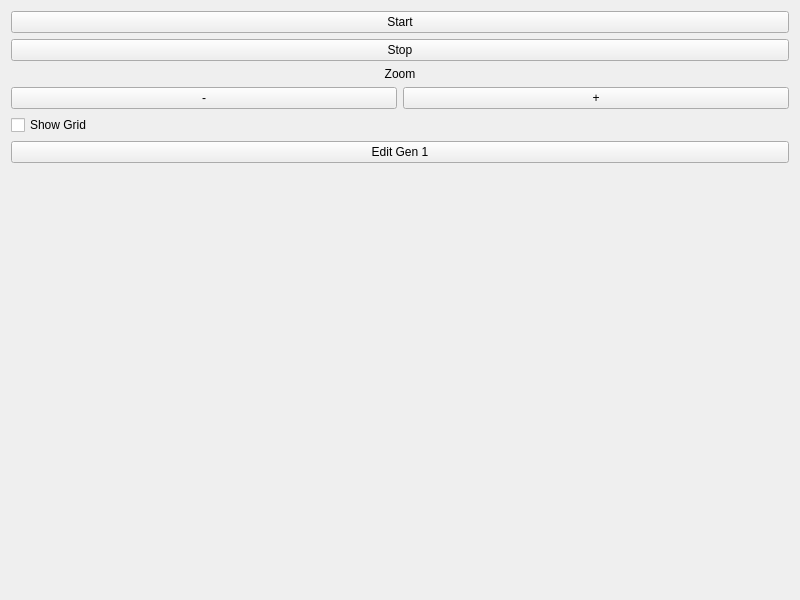
The window that widget.ui (Arthur-P-Dent/Conways-Game-of-Life) describes before a commit, drawn with Qt 5.
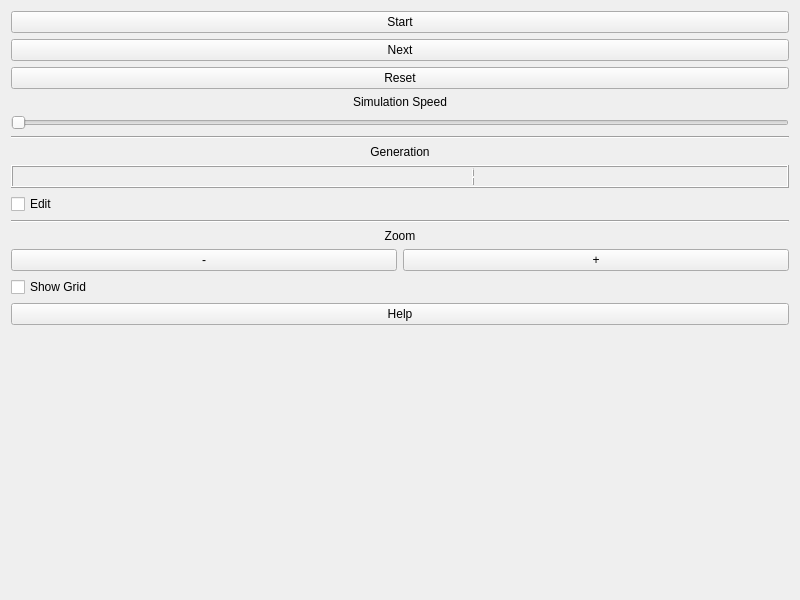
The same window after the commit.

Patch:
```diff
--- a/widget.ui
+++ b/widget.ui
@@ -29,12 +29,86 @@
      <item>
       <widget class="QPushButton" name="stop_bttn">
        <property name="text">
-        <string>Stop</string>
+        <string>Next</string>
        </property>
       </widget>
      </item>
      <item>
-      <widget class="QLabel" name="label">
+      <widget class="QPushButton" name="reset_bttn">
+       <property name="text">
+        <string>Reset</string>
+       </property>
+      </widget>
+     </item>
+     <item>
+      <widget class="QLabel" name="simSpeed_lbl">
+       <property name="text">
+        <string>Simulation Speed</string>
+       </property>
+       <property name="alignment">
+        <set>Qt::AlignCenter</set>
+       </property>
+      </widget>
+     </item>
+     <item>
+      <widget class="QSlider" name="simSpeed_sldr">
+       <property name="sizePolicy">
+        <sizepolicy hsizetype="Minimum" vsizetype="Fixed">
+         <horstretch>0</horstretch>
+         <verstretch>0</verstretch>
+        </sizepolicy>
+       </property>
+       <property name="orientation">
+        <enum>Qt::Horizontal</enum>
+       </property>
+      </widget>
+     </item>
+     <item>
+      <widget class="Line" name="line">
+       <property name="orientation">
+        <enum>Qt::Horizontal</enum>
+       </property>
+      </widget>
+     </item>
+     <item>
+      <widget class="QLabel" name="generation_lbl">
+       <property name="text">
+        <string>Generation</string>
+       </property>
+       <property name="alignment">
+        <set>Qt::AlignCenter</set>
+       </property>
+      </widget>
+     </item>
+     <item>
+      <widget class="QLCDNumber" name="genCounter_lcdn">
+       <property name="digitCount">
+        <number>15</number>
+       </property>
+       <property name="segmentStyle">
+        <enum>QLCDNumber::Filled</enum>
+       </property>
+       <property name="intValue" stdset="0">
+        <number>1</number>
+       </property>
+      </widget>
+     </item>
+     <item>
+      <widget class="QCheckBox" name="edit_chbx">
+       <property name="text">
+        <string>Edit</string>
+       </property>
+      </widget>
+     </item>
+     <item>
+      <widget class="Line" name="line_2">
+       <property name="orientation">
+        <enum>Qt::Horizontal</enum>
+       </property>
+      </widget>
+     </item>
+     <item>
+      <widget class="QLabel" name="zoom_lbl">
        <property name="text">
         <string>Zoom</string>
        </property>
@@ -71,7 +145,7 @@
      <item>
       <widget class="QPushButton" name="edit_bttn">
        <property name="text">
-        <string>Edit Gen 1</string>
+        <string>Help</string>
        </property>
       </widget>
      </item>
```
Left out of the diff: 8 changed lines with no effect on the pictures.
